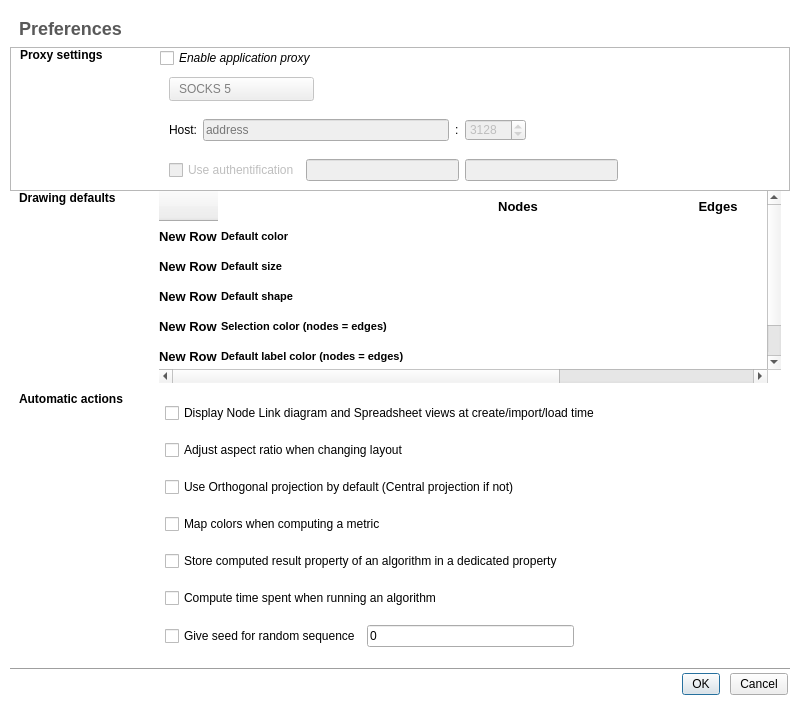
Above: plugins/perspective/GraphPerspective/designer/PreferencesDialog.ui from Tulip-Dev/tulip before the change. Below: the same form after it.
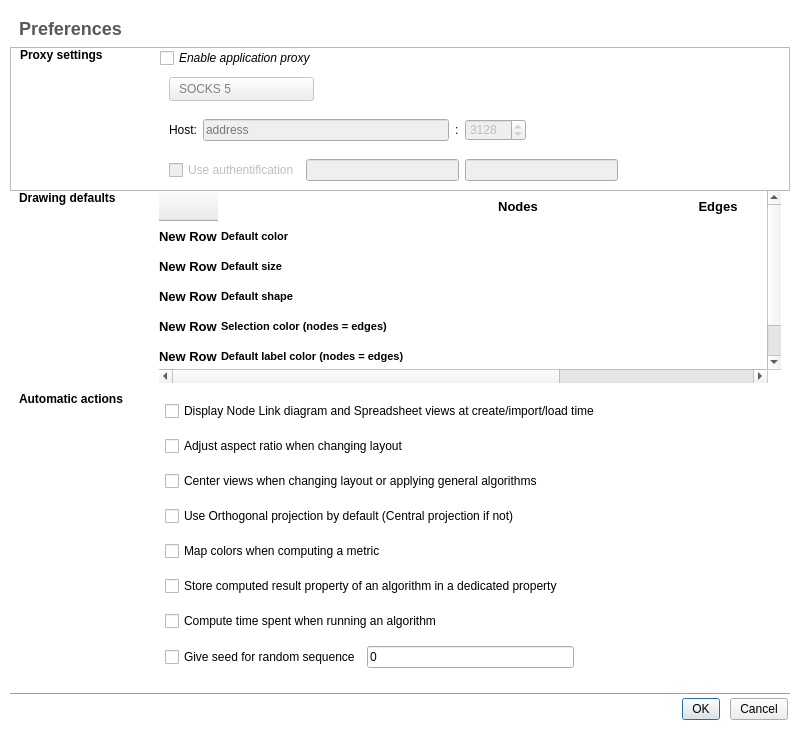
That is the form after the change. Icons and pictures are not drawn.

Commit message: implements sf feature request #153: add a preference to enable/disable automatic centering after applying general or layout algorithms

Patch:
```diff
--- a/plugins/perspective/GraphPerspective/designer/PreferencesDialog.ui
+++ b/plugins/perspective/GraphPerspective/designer/PreferencesDialog.ui
@@ -7,7 +7,7 @@
     <x>0</x>
     <y>0</y>
     <width>800</width>
-    <height>707</height>
+    <height>732</height>
    </rect>
   </property>
   <property name="sizePolicy">
@@ -623,6 +623,16 @@
           </property>
          </widget>
         </item>
+        <item>
+         <widget class="QCheckBox" name="centerViewCheck">
+          <property name="text">
+           <string>Center views when changing layout or applying general algorithms</string>
+          </property>
+          <property name="checked">
+           <bool>false</bool>
+          </property>
+         </widget>
+        </item>
         <item>
          <widget class="QCheckBox" name="viewOrthoCheck">
           <property name="text">
```
Left out of the diff: 11 changed lines with no effect on the pictures. The commit also changes 4 other files.
